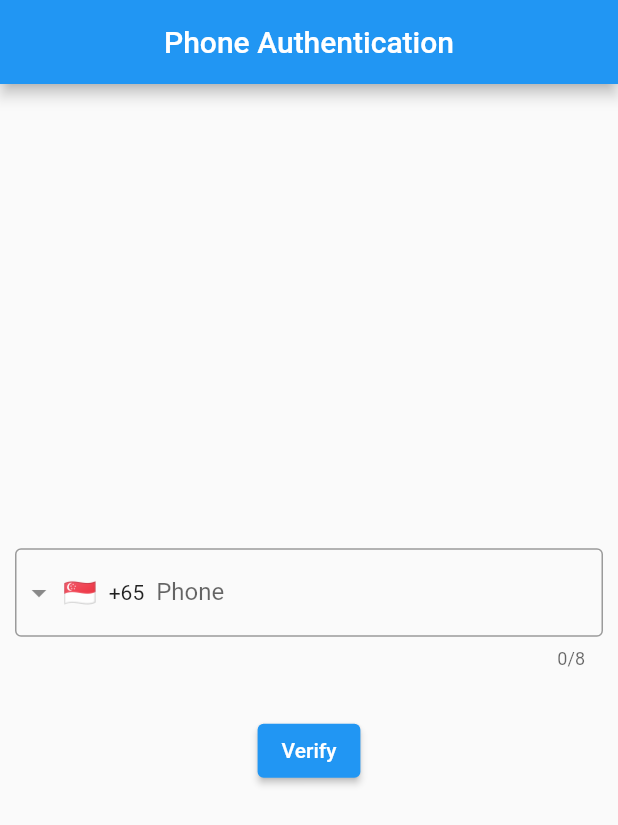
After one commit to fwenyin/elderly-health-app, a Flutter app: the screen it shows once a user with an empty profile is signed in, after a tap on the "logout" icon, on a phone screen of 412 x 824 dp. The commit adds this screen. Shown: the top 825 px of the screen. Run offline on Flutter 3.47's test engine with Material 2 defaults, Android fonts, the phone set to English and light mode, and no system bars; drawn by our look-alikes of intl_phone_field; our stand-ins replace firebase_auth, firebase_core; accounts and stored records are empty; network calls fail.

Commit message:
Working login and logout function

```diff
--- a/lib/main.dart
+++ b/lib/main.dart
@@ -1,123 +1,32 @@
 import 'package:flutter/material.dart';
-import 'package:intl_phone_field/intl_phone_field.dart';
 import 'package:firebase_core/firebase_core.dart';
 import 'package:firebase_auth/firebase_auth.dart';
-import 'firebase_options.dart';
+import 'screens/login.dart';
+import 'screens/home.dart';
 
 void main() async {
   WidgetsFlutterBinding.ensureInitialized();
-  await Firebase.initializeApp(
-    options: DefaultFirebaseOptions.currentPlatform,
-  );
-  runApp(const MyApp());
+  await Firebase.initializeApp();
+  runApp(MyApp());
 }
 
-class MyApp extends StatefulWidget {
-  const MyApp({super.key});
-
-  @override
-  State<MyApp> createState() => _MyAppState();
-}
-
-class _MyAppState extends State<MyApp> {
-  final TextEditingController phoneController = TextEditingController();
-  final TextEditingController otpController = TextEditingController();
-
-  String userNumber = '';
-
-  FirebaseAuth auth = FirebaseAuth.instance;
-
-  var otpFieldVisibility = false;
-  var receivedID = '';
-
-  void verifyUserPhoneNumber() {
-    auth.verifyPhoneNumber(
-      phoneNumber: userNumber,
-      verificationCompleted: (PhoneAuthCredential credential) async {
-        await auth.signInWithCredential(credential).then(
-              (value) => print('Logged In Successfully'),
-            );
-      },
-      verificationFailed: (FirebaseAuthException e) {
-        print(e.message);
-      },
-      codeSent: (String verificationId, int? resendToken) {
-        receivedID = verificationId;
-        otpFieldVisibility = true;
-        setState(() {});
-      },
-      codeAutoRetrievalTimeout: (String verificationId) {},
-    );
-  }
-
-  Future<void> verifyOTPCode() async {
-    PhoneAuthCredential credential = PhoneAuthProvider.credential(
-      verificationId: receivedID,
-      smsCode: otpController.text,
-    );
-    await auth
-        .signInWithCredential(credential)
-        .then((value) => print('User Login In Successful'));
-  }
-
+class MyApp extends StatelessWidget {
   @override
   Widget build(BuildContext context) {
     return MaterialApp(
-      debugShowCheckedModeBanner: false,
-      home: Scaffold(
-        appBar: AppBar(
-          title: const Text(
-            'Phone Authentication',
-          ),
-          centerTitle: true,
-        ),
-        body: Column(
-          mainAxisAlignment: MainAxisAlignment.center,
-          children: [
-            Padding(
-              padding: const EdgeInsets.all(10.0),
-              child: IntlPhoneField(
-                controller: phoneController,
-                initialCountryCode: 'SG',
-                decoration: const InputDecoration(
-                  hintText: 'Phone Number',
-                  labelText: 'Phone',
-                  border: OutlineInputBorder(),
-                ),
-                onChanged: (val) {
-                  userNumber = val.completeNumber;
-                },
-              ),
+      home: StreamBuilder<User?>(
+        stream: FirebaseAuth.instance.authStateChanges(),
+        builder: (context, snapshot) {
+          if (snapshot.connectionState == ConnectionState.active) {
+            return snapshot.data != null ? HomePage() : LoginPage();
+          }
+          // Show a loading indicator while Firebase Auth initializes
+          return Scaffold(
+            body: Center(
+              child: CircularProgressIndicator(),
             ),
-            Padding(
-              padding: const EdgeInsets.all(10.0),
-              child: Visibility(
-                visible: otpFieldVisibility,
-                child: TextField(
-                  controller: otpController,
-                  decoration: const InputDecoration(
-                    hintText: 'OTP Code',
-                    labelText: 'OTP',
-                    border: OutlineInputBorder(),
-                  ),
-                ),
-              ),
-            ),
-            ElevatedButton(
-              onPressed: () {
-                if (otpFieldVisibility) {
-                  verifyOTPCode();
-                } else {
-                  verifyUserPhoneNumber();
-                }
-                FocusManager.instance.primaryFocus?.unfocus();
-              },
-              child: Text(
-                otpFieldVisibility ? 'Login' : 'Verify',
-              ),
-            )
-          ],
-        ),
+          );
+        },
       ),
     );
   }
--- /dev/null
+++ b/lib/screens/home.dart
@@ -0,0 +1,30 @@
+import 'package:firebase_auth/firebase_auth.dart';
+import 'package:flutter/material.dart';
+
+import 'login.dart';
+
+class HomePage extends StatelessWidget {
+  @override
+  Widget build(BuildContext context) {
+    return Scaffold(
+      appBar: AppBar(
+        title: Text('Home Page'),
+        actions: [
+          IconButton(
+            icon: Icon(Icons.logout),
+            onPressed: () async {
+              await FirebaseAuth.instance.signOut();
+              Navigator.pushReplacement(
+                context,
+                MaterialPageRoute(builder: (context) => LoginPage()),
+              );
+            },
+          ),
+        ],
+      ),
+      body: Center(
+        child: Text('Welcome!'),
+      ),
+    );
+  }
+}
--- /dev/null
+++ b/lib/screens/login.dart
@@ -0,0 +1,119 @@
+import 'package:flutter/material.dart';
+import 'package:intl_phone_field/intl_phone_field.dart';
+import 'package:firebase_core/firebase_core.dart';
+import 'package:firebase_auth/firebase_auth.dart';
+
+import 'home.dart';
+
+
+class LoginPage extends StatefulWidget {
+  @override
+  State<LoginPage> createState() => _LoginPageState();
+}
+
+class _LoginPageState extends State<LoginPage> {
+  final TextEditingController phoneController = TextEditingController();
+  final TextEditingController otpController = TextEditingController();
+
+  String userNumber = '';
+
+  FirebaseAuth auth = FirebaseAuth.instance;
+
+  var otpFieldVisibility = false;
+  var receivedID = '';
+
+  void verifyUserPhoneNumber() {
+    auth.verifyPhoneNumber(
+      phoneNumber: userNumber,
+      verificationCompleted: (PhoneAuthCredential credential) async {
+        await auth.signInWithCredential(credential).then(
+              (value) => Navigator.pushReplacement(
+                context,
+                MaterialPageRoute(builder: (context) => HomePage()),
+              ),
+            );
+      },
+      verificationFailed: (FirebaseAuthException e) {
+        print(e.message);
+      },
+      codeSent: (String verificationId, int? resendToken) {
+        receivedID = verificationId;
+        otpFieldVisibility = true;
+        setState(() {});
+      },
+      codeAutoRetrievalTimeout: (String verificationId) {},
+    );
+  }
+
+  Future<void> verifyOTPCode() async {
+    PhoneAuthCredential credential = PhoneAuthProvider.credential(
+      verificationId: receivedID,
+      smsCode: otpController.text,
+    );
+    await auth
+        .signInWithCredential(credential)
+        .then((value) => Navigator.pushReplacement(
+              context,
+              MaterialPageRoute(builder: (context) => HomePage()),
+            ));
+  }
+
+  @override
+  Widget build(BuildContext context) {
+    return Scaffold(
+      appBar: AppBar(
+        title: const Text(
+          'Phone Authentication',
+        ),
+        centerTitle: true,
+      ),
+      body: Column(
+        mainAxisAlignment: MainAxisAlignment.center,
+        children: [
+          Padding(
+            padding: const EdgeInsets.all(10.0),
+            child: IntlPhoneField(
+              controller: phoneController,
+              initialCountryCode: 'SG',
+              decoration: const InputDecoration(
+                hintText: 'Phone Number',
+                labelText: 'Phone',
+                border: OutlineInputBorder(),
+              ),
+              onChanged: (val) {
+                userNumber = val.completeNumber;
+              },
+            ),
+          ),
+          Padding(
+            padding: const EdgeInsets.all(10.0),
+            child: Visibility(
+              visible: otpFieldVisibility,
+              child: TextField(
+                controller: otpController,
+                decoration: const InputDecoration(
+                  hintText: 'OTP Code',
+                  labelText: 'OTP',
+                  border: OutlineInputBorder(),
+                ),
+              ),
+            ),
+          ),
+          ElevatedButton(
+            onPressed: () {
+              if (otpFieldVisibility) {
+                verifyOTPCode();
+              } else {
+                verifyUserPhoneNumber();
+              }
+              FocusManager.instance.primaryFocus?.unfocus();
+            },
+            child: Text(
+              otpFieldVisibility ? 'Login' : 'Verify',
+            ),
+          )
+        ],
+      ),
+    );
+  }
+}
```
Also changed, not shown: lib/screens/logout.dart (added), 4 other files.
